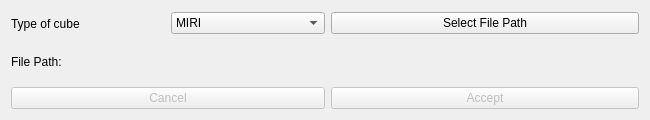
AlejandroGorgues/AstroCabTools, file astrocabtools/cube_ans/src/ui/cubeSelection.ui: the form before one commit.
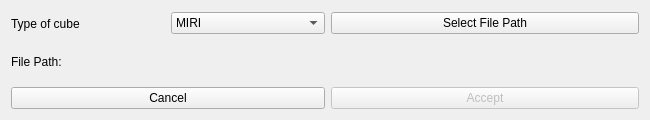
The form after the commit.

Diff of the .ui file:
```diff
--- a/astrocabtools/cube_ans/src/ui/cubeSelection.ui
+++ b/astrocabtools/cube_ans/src/ui/cubeSelection.ui
@@ -94,7 +94,7 @@
      <item row="2" column="0" colspan="2">
       <widget class="QPushButton" name="cancelButton">
        <property name="enabled">
-        <bool>false</bool>
+        <bool>true</bool>
        </property>
        <property name="focusPolicy">
         <enum>Qt::NoFocus</enum>
```
